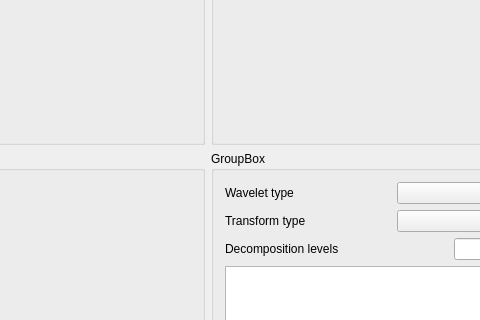
The window that mainwindow.ui (SergShtelmakh/NoiseReduction) describes before a commit, drawn with Qt 5; both pictures show x 539 to 1019 and y 224 to 544 of the 1127 by 725 pixel window.
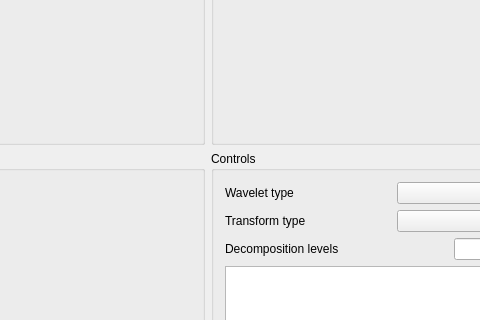
The same window after the commit. Custom widgets are drawn as their Qt base class.

```diff
--- a/mainwindow.ui
+++ b/mainwindow.ui
@@ -60,7 +60,7 @@
     <item row="1" column="1">
      <widget class="QGroupBox" name="groupBox_4">
       <property name="title">
-       <string>GroupBox</string>
+       <string>Controls</string>
       </property>
       <layout class="QVBoxLayout" name="verticalLayout">
        <item>
```
